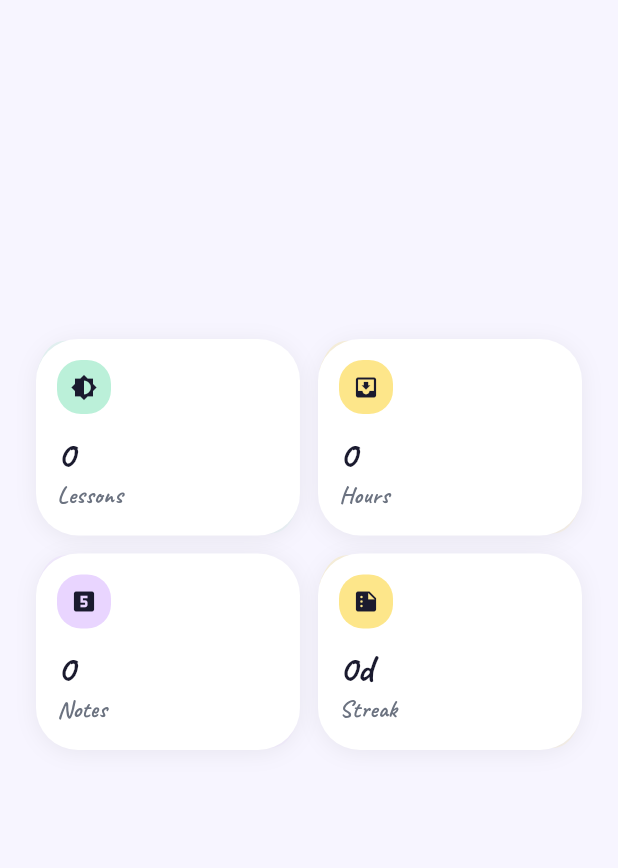
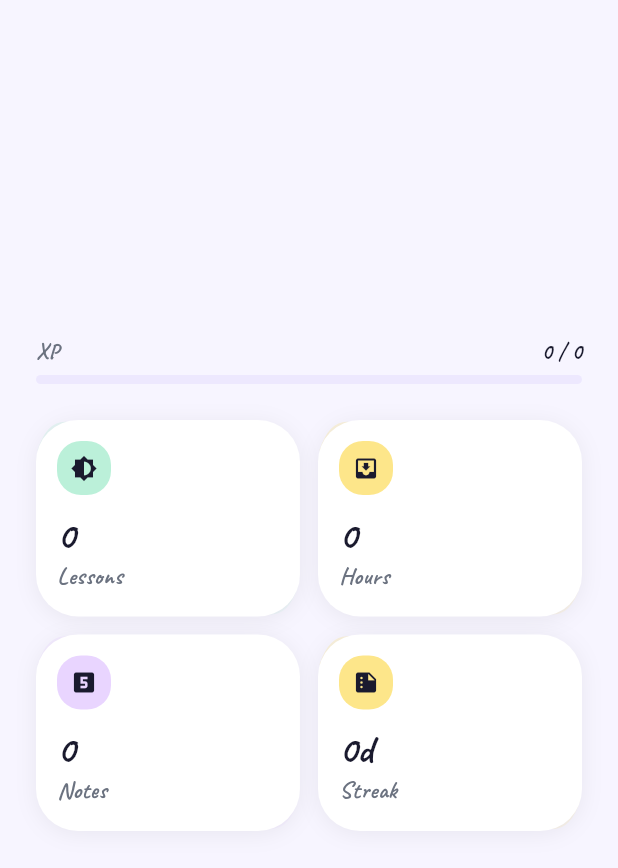
Before and after one commit to lmentrix/modern_learner, a Flutter app: the ProfileHeaderSection widget shown alone on an empty page, opened directly with empty values, on a phone screen of 412 x 824 dp. Shown: the top 868 px of the screen. Run offline on Flutter 3.47's test engine with Material 3 defaults, Android fonts, the phone set to English and light mode, and no system bars; our stand-ins replace bloc, flutter_bloc, flutter_dotenv, go_router, google_fonts, supabase_flutter; accounts and stored records are empty; network calls fail.

Commit message:
implemented bloc for skill and profile

```diff
--- a/lib/bloc/global_state.dart
+++ b/lib/bloc/global_state.dart
@@ -9,10 +9,40 @@ final class GlobalInitial extends GlobalState {}
 
 final class GlobalLoading extends GlobalState {}
 
+final class Activity {
+  const Activity({required this.date, required this.intensity});
+  final DateTime date;
+  final int intensity;
+
+  //TODO: implement all activities
+}
+
 final class GlobalLoaded extends GlobalState {
-  const GlobalLoaded({required this.displayName});
+  const GlobalLoaded({
+    required this.displayName,
+    this.xp,
+    this.level,
+    this.streak,
+    this.lessons,
+    this.hours,
+    this.notes,
+    this.files,
+    this.xpGoal,
+    this.activity,
+    this.joinDate,
+  });
 
   final String displayName;
+  final int? xp;
+  final int? level;
+  final int? streak;
+  final int? lessons;
+  final int? hours;
+  final int? notes;
+  final int? files;
+  final int? xpGoal;
+  final String? joinDate;
+  final Activity? activity;
 }
 
 final class GlobalError extends GlobalState {
--- a/lib/profile/section/profile_header_section.dart
+++ b/lib/profile/section/profile_header_section.dart
@@ -12,10 +12,13 @@ class ProfileHeaderSection extends StatefulWidget {
     super.key,
     required this.animate,
     required this.level,
+    required this.xp,
+    required this.xpGoal,
     required this.streak,
     required this.lessonsCompleted,
     required this.hoursStudied,
     required this.notesCount,
+    required this.filesCount,
     required this.displayName,
     required this.avatarInitials,
     required this.joinedDate,
@@ -23,10 +26,13 @@ class ProfileHeaderSection extends StatefulWidget {
 
   final bool animate;
   final int level;
+  final int xp;
+  final int xpGoal;
   final int streak;
   final int lessonsCompleted;
   final int hoursStudied;
   final int notesCount;
+  final int filesCount;
   final String displayName;
   final String avatarInitials;
   final String joinedDate;
@@ -194,9 +200,7 @@ class _ProfileHeaderSectionState extends State<ProfileHeaderSection>
                     ),
                     const SizedBox(width: 4),
                     Text(
-                      widget.joinedDate.isEmpty
-                          ? 'Member'
-                          : 'Member since ${widget.joinedDate}',
+                      'Member since ${widget.joinedDate}',
                       style: GoogleFonts.caveat(
                         fontSize: 15,
                         fontWeight: FontWeight.w700,
@@ -222,6 +226,51 @@ class _ProfileHeaderSectionState extends State<ProfileHeaderSection>
                 ),
               ],
             ),
+          ),
+        ),
+
+        const SizedBox(height: EduSpacing.s5),
+
+        // ── XP progress ─────────────────────────────────────────────────
+        Padding(
+          padding: const EdgeInsets.symmetric(horizontal: EduSpacing.s6),
+          child: Column(
+            crossAxisAlignment: CrossAxisAlignment.start,
+            children: [
+              Row(
+                mainAxisAlignment: MainAxisAlignment.spaceBetween,
+                children: [
+                  Text(
+                    'XP',
+                    style: GoogleFonts.caveat(
+                      fontSize: 15,
+                      fontWeight: FontWeight.w700,
+                      color: EduColors.textSecondary,
+                    ),
+                  ),
+                  Text(
+                    '${widget.xp} / ${widget.xpGoal}',
+                    style: GoogleFonts.caveat(
+                      fontSize: 15,
+                      fontWeight: FontWeight.w700,
+                      color: EduColors.textPrimary,
+                    ),
+                  ),
+                ],
+              ),
+              const SizedBox(height: EduSpacing.s1),
+              ClipRRect(
+                borderRadius: EduRadius.borderPill,
+                child: LinearProgressIndicator(
+                  value: widget.xpGoal > 0
+                      ? (widget.xp / widget.xpGoal).clamp(0.0, 1.0)
+                      : 0,
+                  minHeight: 6,
+                  backgroundColor: EduColors.primary.withValues(alpha: 0.12),
+                  valueColor: const AlwaysStoppedAnimation(EduColors.primary),
+                ),
+              ),
+            ],
           ),
         ),
 
```
Also changed, not shown: lib/bloc/global_bloc.dart (+21 -1 lines), lib/home/view/home_page.dart (+6 -3 lines), lib/profile/model/profile_models.dart (+59 -1 lines), lib/profile/service/profile_service.dart (added, +42 -0 lines), lib/profile/view/profile_page.dart (+32 -17 lines), lib/progress/bloc/skill_tree_bloc.dart (added, +173 -0 lines), lib/progress/bloc/skill_tree_event.dart (added, +24 -0 lines), lib/progress/bloc/skill_tree_state.dart (added, +61 -0 lines), lib/progress/section/skill_tree_section.dart (+13 -6 lines), lib/progress/view/progress_page.dart (+68 -24 lines), lib/bloc/global_event.dart (line endings or trailing spaces).
